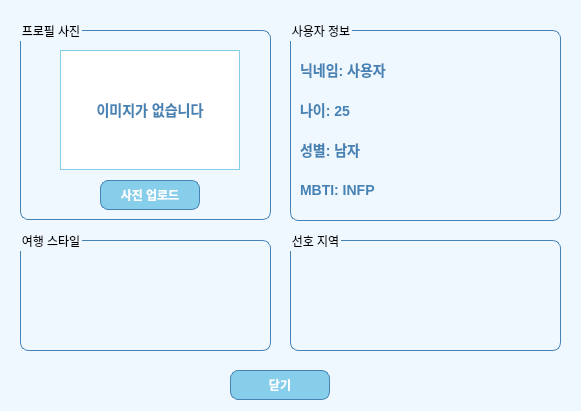
Qt form ClientProfile.ui (YooSungSoo/MeEither) before a commit.
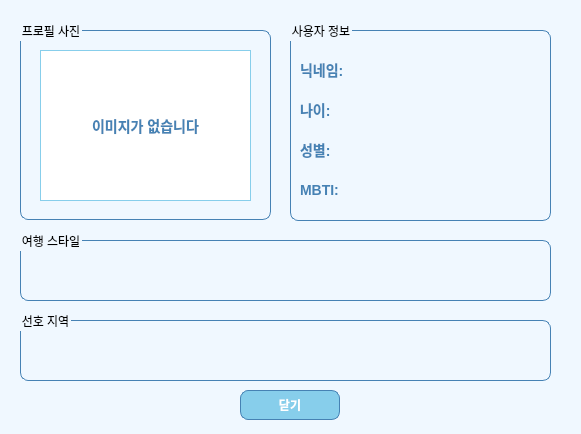
The same form after that commit.

Diff of the .ui file:
```diff
--- a/ClientProfile.ui
+++ b/ClientProfile.ui
@@ -7,7 +7,7 @@
     <x>0</x>
     <y>0</y>
     <width>581</width>
-    <height>411</height>
+    <height>434</height>
    </rect>
   </property>
   <property name="windowTitle">
@@ -35,11 +35,6 @@
         font-weight: bold;
         color: #4682b4;
     }
-    QLineEdit, QTextEdit {
-        border: 1px solid #87ceeb;
-        border-radius: 5px;
-        padding: 5px;
-    }
     QGroupBox {
         border: 1px solid #4682b4;
         border-radius: 8px;
@@ -63,10 +58,10 @@
    <widget class="QLabel" name="profilePhotoLabel">
     <property name="geometry">
      <rect>
-      <x>40</x>
+      <x>20</x>
       <y>30</y>
-      <width>180</width>
-      <height>120</height>
+      <width>211</width>
+      <height>151</height>
      </rect>
     </property>
     <property name="styleSheet">
@@ -84,26 +79,13 @@
      <set>Qt::AlignmentFlag::AlignCenter</set>
     </property>
    </widget>
-   <widget class="QPushButton" name="uploadPhotoButton">
-    <property name="geometry">
-     <rect>
-      <x>80</x>
-      <y>160</y>
-      <width>100</width>
-      <height>30</height>
-     </rect>
-    </property>
-    <property name="text">
-     <string>사진 업로드</string>
-    </property>
-   </widget>
   </widget>
   <widget class="QGroupBox" name="userInfoBox">
    <property name="geometry">
     <rect>
      <x>290</x>
      <y>20</y>
-     <width>271</width>
+     <width>261</width>
      <height>201</height>
     </rect>
    </property>
@@ -120,7 +102,7 @@
      </rect>
     </property>
     <property name="text">
-     <string>닉네임: 사용자</string>
+     <string>닉네임:</string>
     </property>
    </widget>
    <widget class="QLabel" name="ageLabel">
@@ -128,12 +110,12 @@
      <rect>
       <x>10</x>
       <y>80</y>
-      <width>221</width>
+      <width>241</width>
       <height>20</height>
      </rect>
     </property>
     <property name="text">
-     <string>나이: 25</string>
+     <string>나이: </string>
     </property>
    </widget>
    <widget class="QLabel" name="genderLabel">
@@ -141,12 +123,12 @@
      <rect>
       <x>10</x>
       <y>120</y>
-      <width>221</width>
+      <width>241</width>
       <height>20</height>
      </rect>
     </property>
     <property name="text">
-     <string>성별: 남자</string>
+     <string>성별:</string>
     </property>
    </widget>
    <widget class="QLabel" name="mbtiLabel">
@@ -154,20 +136,20 @@
      <rect>
       <x>10</x>
       <y>160</y>
-      <width>221</width>
+      <width>241</width>
       <height>20</height>
      </rect>
     </property>
     <property name="text">
-     <string>MBTI: INFP</string>
+     <string>MBTI: </string>
     </property>
    </widget>
   </widget>
   <widget class="QPushButton" name="closeButton">
    <property name="geometry">
     <rect>
-     <x>230</x>
-     <y>370</y>
+     <x>240</x>
+     <y>390</y>
      <width>100</width>
      <height>30</height>
     </rect>
@@ -181,8 +163,8 @@
     <rect>
      <x>20</x>
      <y>230</y>
-     <width>251</width>
-     <height>121</height>
+     <width>531</width>
+     <height>71</height>
     </rect>
    </property>
    <property name="title">
@@ -192,23 +174,26 @@
     <property name="geometry">
      <rect>
       <x>10</x>
-      <y>200</y>
-      <width>300</width>
-      <height>40</height>
+      <y>40</y>
+      <width>491</width>
+      <height>21</height>
      </rect>
     </property>
     <property name="text">
-     <string>선호 지역: 북유럽, 동유럽</string>
+     <string/>
+    </property>
+    <property name="alignment">
+     <set>Qt::AlignmentFlag::AlignTop</set>
     </property>
    </widget>
   </widget>
   <widget class="QGroupBox" name="style_2">
    <property name="geometry">
     <rect>
-     <x>290</x>
-     <y>230</y>
-     <width>271</width>
-     <height>121</height>
+     <x>20</x>
+     <y>310</y>
+     <width>531</width>
+     <height>71</height>
     </rect>
    </property>
    <property name="title">
@@ -218,13 +203,16 @@
     <property name="geometry">
      <rect>
       <x>10</x>
-      <y>200</y>
-      <width>300</width>
-      <height>40</height>
+      <y>40</y>
+      <width>491</width>
+      <height>21</height>
      </rect>
     </property>
     <property name="text">
-     <string>선호 지역: 북유럽, 동유럽</string>
+     <string/>
+    </property>
+    <property name="alignment">
+     <set>Qt::AlignmentFlag::AlignTop</set>
     </property>
    </widget>
   </widget>
```
Left out of the diff: 8 changed lines with no effect on the pictures.
